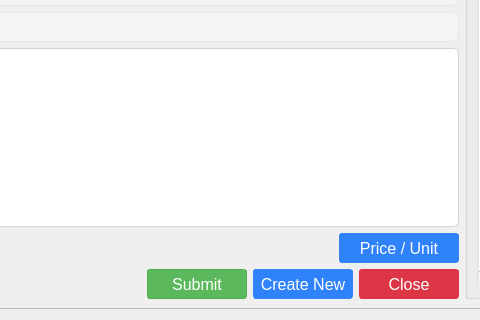
Qt form ui/master_stock.ui (michael-halim/pos) before a commit; both pictures show x 296 to 776 and y 460 to 780 of the 1231 by 780 pixel window.
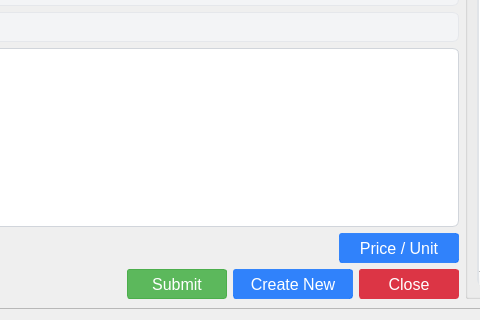
The same form after that commit. Icons and pictures are not drawn.

Commit message: Patch#36: Added Icons and Window Icons

Diff of the .ui file:
```diff
--- a/ui/master_stock.ui
+++ b/ui/master_stock.ui
@@ -1179,13 +1179,23 @@
                 <property name="text">
                  <string>Submit</string>
                 </property>
+                <property name="icon">
+                 <iconset>
+                  <normaloff>../assets/submit.png</normaloff>../assets/submit.png</iconset>
+                </property>
+                <property name="iconSize">
+                 <size>
+                  <width>18</width>
+                  <height>18</height>
+                 </size>
+                </property>
                </widget>
               </item>
               <item>
                <widget class="QPushButton" name="create_new_master_stock_button">
                 <property name="minimumSize">
                  <size>
-                  <width>100</width>
+                  <width>120</width>
                   <height>30</height>
                  </size>
                 </property>
@@ -1214,6 +1224,16 @@
                 <property name="text">
                  <string>Create New</string>
                 </property>
+                <property name="icon">
+                 <iconset>
+                  <normaloff>../assets/plus.png</normaloff>../assets/plus.png</iconset>
+                </property>
+                <property name="iconSize">
+                 <size>
+                  <width>18</width>
+                  <height>18</height>
+                 </size>
+                </property>
                </widget>
               </item>
               <item>
```
Left out of the diff: 60 changed lines with no effect on the pictures. The commit also changes 44 other files.
